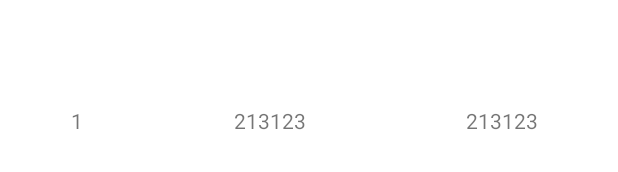
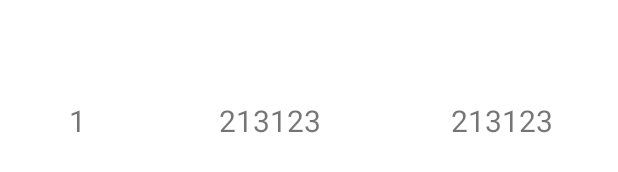
Before and after one commit to cureasher/StopWatch, an Android app: the layout record_item.xml on its own in the app's theme, with its tools: preview values and no code run, on a phone screen of 412 x 824 dp. Shown: the part 497-669 px from the top of the screen. Run offline under Robolectric (Android 15) with nearby library versions, the phone set to English and light mode, and no system bars.

Commit message:
feat: item size and attribute update

```diff
--- a/app/src/main/java/com/jiny/stopwatch/StopWatchActivity.kt
+++ b/app/src/main/java/com/jiny/stopwatch/StopWatchActivity.kt
@@ -61,8 +61,6 @@ class StopWatchActivity : AppCompatActivity() {
                                 Log.d("로그", "max: $maxRecordTime, min: :$minRecordTime")
                                 Log.d("로그", "max: $maxLap, min: :$minLap")
                             }
-
-
                         }
                     }
                     "초기화" -> {
--- a/app/src/main/res/layout/record_item.xml
+++ b/app/src/main/res/layout/record_item.xml
@@ -3,6 +3,7 @@
     android:layout_width="match_parent"
     android:layout_height="wrap_content"
     android:layout_gravity="center"
+    android:layout_marginVertical="10dp"
     android:orientation="horizontal"
     android:weightSum="6">
 
@@ -13,7 +14,8 @@
         android:layout_weight="1.5"
         android:gravity="center"
         android:orientation="vertical"
-        android:text="1" />
+        android:text="1"
+        android:textSize="20sp" />
 
     <TextView
         android:id="@+id/recordValueTV"
@@ -22,7 +24,8 @@
         android:layout_weight="2.25"
         android:gravity="center"
         android:orientation="vertical"
-        android:text="213123" />
+        android:text="213123"
+        android:textSize="20sp" />
 
     <TextView
         android:id="@+id/allTimeTV"
@@ -31,5 +34,6 @@
         android:layout_weight="2.25"
         android:gravity="center"
         android:orientation="vertical"
-        android:text="213123" />
+        android:text="213123"
+        android:textSize="20sp" />
 </LinearLayout>
```
Also changed, not shown: app/src/main/java/com/jiny/stopwatch/StopWatchRecyclerViewAdapter.kt (+6 -10 lines).
